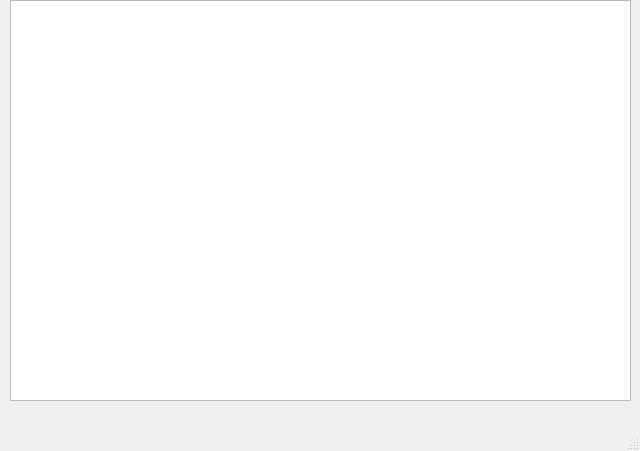
Above: myaccounts.ui from sreecodeslayer/College_Build_of_PWManager before the change. Below: the same form after it.
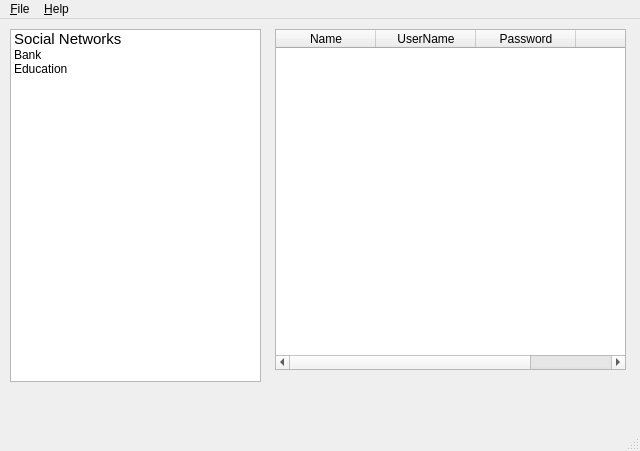
That is the form after the change. Icons and pictures are not drawn.

What changed in the file:
```diff
--- a/myaccounts.ui
+++ b/myaccounts.ui
@@ -30,15 +30,83 @@
     <normaloff>:/new/prefix1/Resources/Icons/lock-icon.png</normaloff>:/new/prefix1/Resources/Icons/lock-icon.png</iconset>
   </property>
   <widget class="QWidget" name="centralwidget">
-   <widget class="QTableView" name="my_account_table">
+   <widget class="QListWidget" name="listWidget">
     <property name="geometry">
      <rect>
       <x>10</x>
-      <y>0</y>
-      <width>621</width>
-      <height>401</height>
+      <y>10</y>
+      <width>251</width>
+      <height>353</height>
      </rect>
     </property>
+    <property name="iconSize">
+     <size>
+      <width>69</width>
+      <height>63</height>
+     </size>
+    </property>
+    <item>
+     <property name="text">
+      <string>Social Networks</string>
+     </property>
+     <property name="font">
+      <font>
+       <pointsize>11</pointsize>
+      </font>
+     </property>
+     <property name="icon">
+      <iconset resource="Resources.qrc">
+       <normaloff>:/new/prefix1/Resources/Bg-Images/account_and_control.png</normaloff>:/new/prefix1/Resources/Bg-Images/account_and_control.png</iconset>
+     </property>
+    </item>
+    <item>
+     <property name="text">
+      <string>Bank</string>
+     </property>
+     <property name="icon">
+      <iconset resource="Resources.qrc">
+       <normaloff>:/new/prefix1/Resources/Bg-Images/account_and_control.png</normaloff>:/new/prefix1/Resources/Bg-Images/account_and_control.png</iconset>
+     </property>
+    </item>
+    <item>
+     <property name="text">
+      <string>Education</string>
+     </property>
+     <property name="icon">
+      <iconset resource="Resources.qrc">
+       <normaloff>:/new/prefix1/Resources/Bg-Images/account_and_control.png</normaloff>:/new/prefix1/Resources/Bg-Images/account_and_control.png</iconset>
+     </property>
+    </item>
+   </widget>
+   <widget class="QTableWidget" name="tableWidget">
+    <property name="geometry">
+     <rect>
+      <x>275</x>
+      <y>10</y>
+      <width>351</width>
+      <height>341</height>
+     </rect>
+    </property>
+    <column>
+     <property name="text">
+      <string>Name</string>
+     </property>
+    </column>
+    <column>
+     <property name="text">
+      <string>UserName</string>
+     </property>
+    </column>
+    <column>
+     <property name="text">
+      <string>Password</string>
+     </property>
+    </column>
+    <column>
+     <property name="text">
+      <string/>
+     </property>
+    </column>
    </widget>
   </widget>
   <widget class="QMenuBar" name="menubar">
@@ -47,9 +115,24 @@
      <x>0</x>
      <y>0</y>
      <width>640</width>
-     <height>21</height>
+     <height>25</height>
     </rect>
    </property>
+   <widget class="QMenu" name="menu_File">
+    <property name="title">
+     <string>&amp;File</string>
+    </property>
+    <addaction name="action_New"/>
+    <addaction name="action_Close"/>
+   </widget>
+   <widget class="QMenu" name="menu_Help">
+    <property name="title">
+     <string>&amp;Help</string>
+    </property>
+    <addaction name="action_About"/>
+   </widget>
+   <addaction name="menu_File"/>
+   <addaction name="menu_Help"/>
   </widget>
   <widget class="QStatusBar" name="statusbar"/>
  </widget>
```
Left out of the diff: 15 changed lines with no effect on the pictures.
